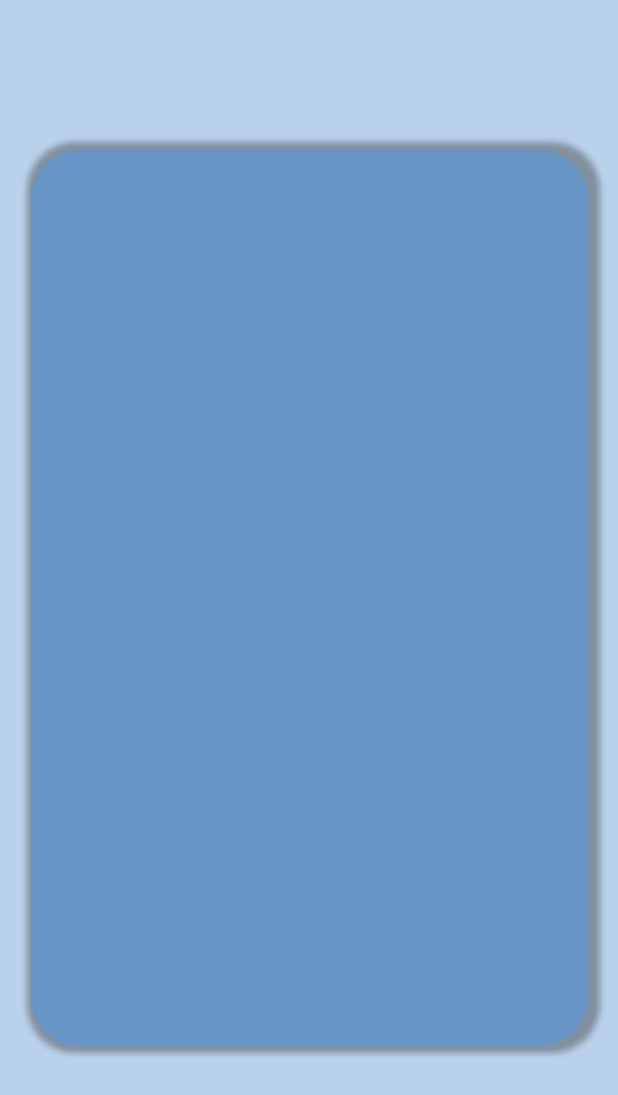
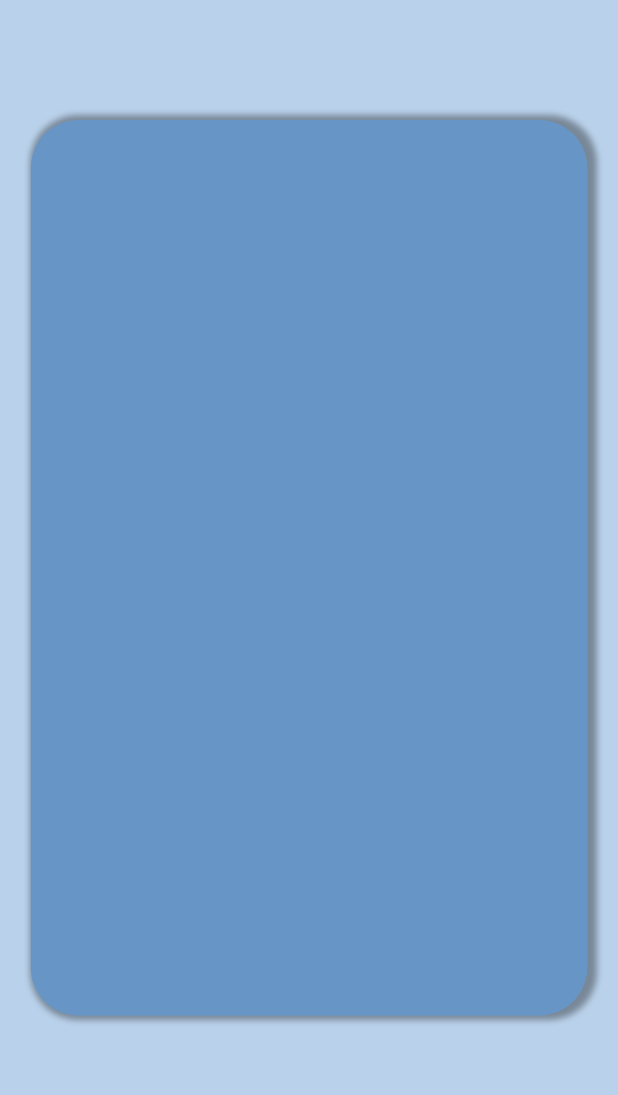
Before and after one commit to ElectroRG/CAC-Med-App, a Flutter app: the screen it shows after launch, on a phone screen of 412 x 824 dp. Shown: the top 1095 px of the screen. Run offline on Flutter 3.47's test engine with Material 3 defaults, Android fonts, the phone set to English and light mode, and no system bars.

Commit message:
splash page UI

```diff
--- a/lib/Pages/splash_page.dart
+++ b/lib/Pages/splash_page.dart
@@ -6,10 +6,10 @@ class SplashPage extends StatelessWidget {
   @override
   Widget build(BuildContext context) {
     return Container(
-        color: Color.fromRGBO(185, 209, 234, 100),
+        color: Color.fromRGBO(185, 209, 234, 1),
         child: Column(mainAxisAlignment: MainAxisAlignment.start, children: [
           Padding(
-            padding: const EdgeInsets.only(top: 100.0),
+            padding: const EdgeInsets.only(top: 80.0),
             child: Container(
               height: 597,
               width: 371,
@@ -18,8 +18,8 @@ class SplashPage extends StatelessWidget {
                   color: Color.fromRGBO(103, 150, 198, 100),
                   boxShadow: const [
                     BoxShadow(
-                        color: Color.fromARGB(99, 42, 42, 42),
-                        spreadRadius: 5,
+                        color: Color.fromRGBO(0, 0, 0, 0.35),
+                        spreadRadius: 3,
                         blurRadius: 3,
                         offset: Offset(3, 0))
                   ]),
```
